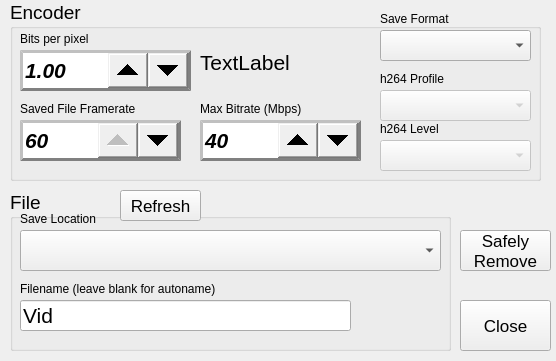
The window that src/savesettingswindow.ui (krontech/chronos-cam-app) describes before a commit, drawn with Qt 5.
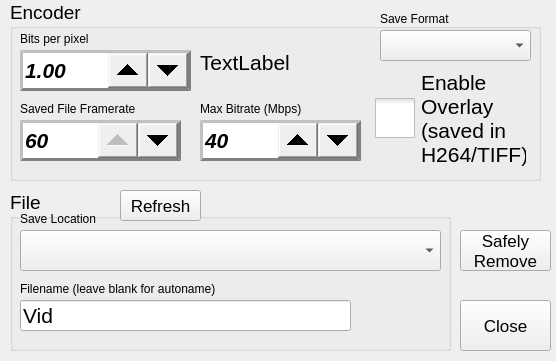
The same window after the commit. Custom widgets are drawn as their Qt base class.

```diff
--- a/src/savesettingswindow.ui
+++ b/src/savesettingswindow.ui
@@ -43,27 +43,6 @@
    <property name="title">
     <string>Encoder</string>
    </property>
-   <widget class="QComboBox" name="comboLevel">
-    <property name="enabled">
-     <bool>false</bool>
-    </property>
-    <property name="geometry">
-     <rect>
-      <x>370</x>
-      <y>140</y>
-      <width>151</width>
-      <height>31</height>
-     </rect>
-    </property>
-    <property name="font">
-     <font>
-      <pointsize>16</pointsize>
-      <weight>75</weight>
-      <italic>true</italic>
-      <bold>true</bold>
-     </font>
-    </property>
-   </widget>
    <widget class="QLabel" name="label">
     <property name="geometry">
      <rect>
@@ -135,53 +114,6 @@
      <set>Qt::AlignLeading|Qt::AlignLeft|Qt::AlignTop</set>
     </property>
    </widget>
-   <widget class="QComboBox" name="comboProfile">
-    <property name="enabled">
-     <bool>false</bool>
-    </property>
-    <property name="geometry">
-     <rect>
-      <x>370</x>
-      <y>90</y>
-      <width>151</width>
-      <height>31</height>
-     </rect>
-    </property>
-    <property name="font">
-     <font>
-      <pointsize>16</pointsize>
-      <weight>75</weight>
-      <italic>true</italic>
-      <bold>true</bold>
-     </font>
-    </property>
-   </widget>
-   <widget class="QLabel" name="label_5">
-    <property name="geometry">
-     <rect>
-      <x>370</x>
-      <y>120</y>
-      <width>141</width>
-      <height>17</height>
-     </rect>
-    </property>
-    <property name="text">
-     <string>h264 Level</string>
-    </property>
-   </widget>
-   <widget class="QLabel" name="label_6">
-    <property name="geometry">
-     <rect>
-      <x>370</x>
-      <y>70</y>
-      <width>141</width>
-      <height>17</height>
-     </rect>
-    </property>
-    <property name="text">
-     <string>h264 Profile</string>
-    </property>
-   </widget>
    <widget class="CamDoubleSpinBox" name="spinBitrate">
     <property name="geometry">
      <rect>
@@ -290,6 +222,36 @@
      </font>
     </property>
    </widget>
+   <widget class="QCheckBox" name="chkEnableOverlay">
+    <property name="geometry">
+     <rect>
+      <x>365</x>
+      <y>65</y>
+      <width>151</width>
+      <height>106</height>
+     </rect>
+    </property>
+    <property name="font">
+     <font>
+      <pointsize>16</pointsize>
+     </font>
+    </property>
+    <property name="styleSheet">
+     <string notr="true">QCheckBox::indicator {
+     width: 40px;
+     height: 40px;
+}</string>
+    </property>
+    <property name="text">
+     <string>Enable
+Overlay
+(saved in
+H264/TIFF)</string>
+    </property>
+    <property name="tristate">
+     <bool>false</bool>
+    </property>
+   </widget>
   </widget>
   <widget class="QGroupBox" name="groupLocation">
    <property name="geometry">
@@ -435,6 +397,74 @@
 Remove</string>
    </property>
   </widget>
+  <widget class="QLabel" name="label_5">
+   <property name="geometry">
+    <rect>
+     <x>620</x>
+     <y>150</y>
+     <width>141</width>
+     <height>17</height>
+    </rect>
+   </property>
+   <property name="text">
+    <string>h264 Level</string>
+   </property>
+  </widget>
+  <widget class="QComboBox" name="comboLevel">
+   <property name="enabled">
+    <bool>false</bool>
+   </property>
+   <property name="geometry">
+    <rect>
+     <x>620</x>
+     <y>170</y>
+     <width>151</width>
+     <height>31</height>
+    </rect>
+   </property>
+   <property name="font">
+    <font>
+     <pointsize>16</pointsize>
+     <weight>75</weight>
+     <italic>true</italic>
+     <bold>true</bold>
+    </font>
+   </property>
+  </widget>
+  <widget class="QComboBox" name="comboProfile">
+   <property name="enabled">
+    <bool>false</bool>
+   </property>
+   <property name="geometry">
+    <rect>
+     <x>620</x>
+     <y>120</y>
+     <width>151</width>
+     <height>31</height>
+    </rect>
+   </property>
+   <property name="font">
+    <font>
+     <pointsize>16</pointsize>
+     <weight>75</weight>
+     <italic>true</italic>
+     <bold>true</bold>
+    </font>
+   </property>
+  </widget>
+  <widget class="QLabel" name="label_6">
+   <property name="geometry">
+    <rect>
+     <x>620</x>
+     <y>100</y>
+     <width>141</width>
+     <height>17</height>
+    </rect>
+   </property>
+   <property name="text">
+    <string>h264 Profile</string>
+   </property>
+  </widget>
  </widget>
  <customwidgets>
   <customwidget>
```
